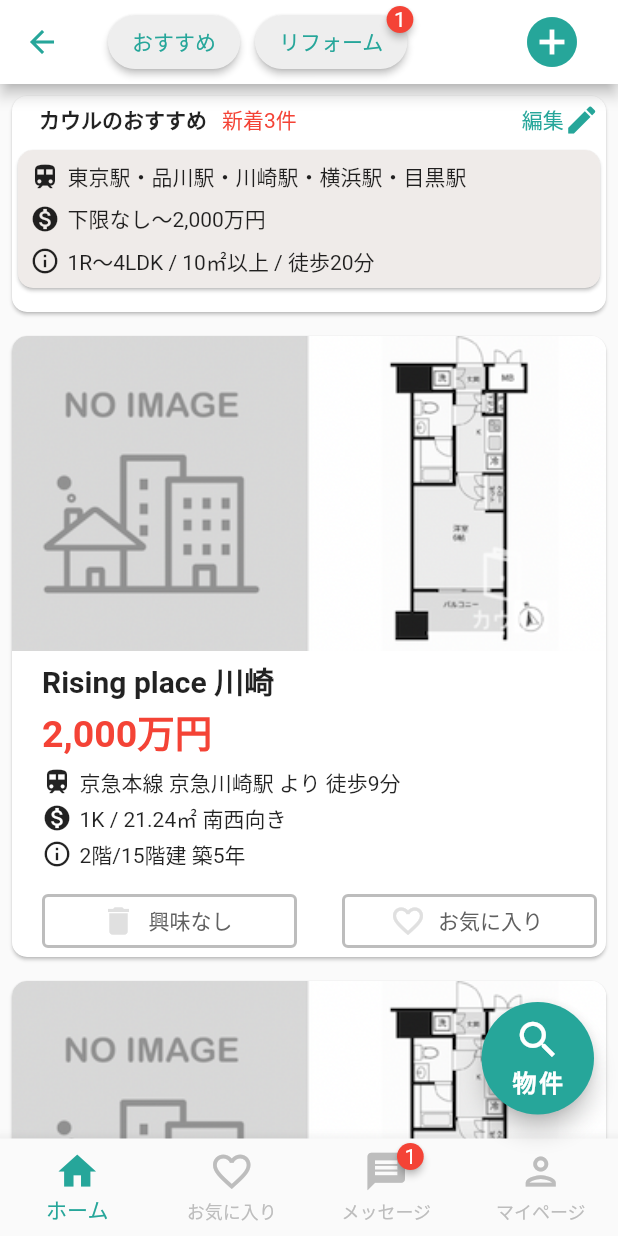
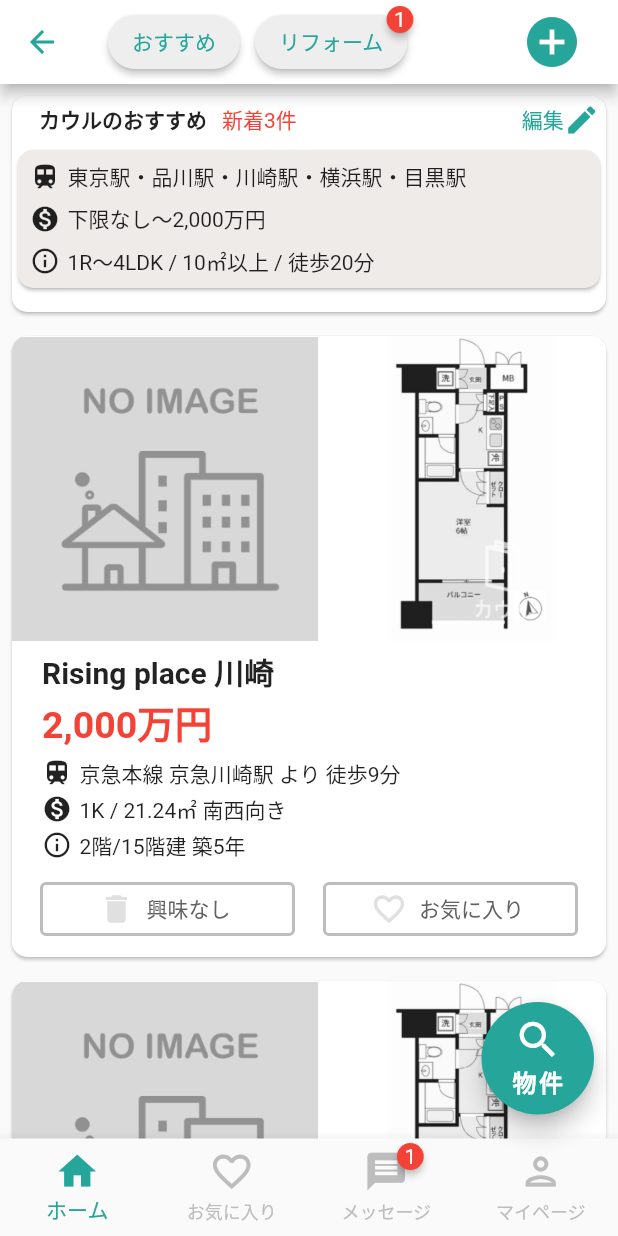
Before and after one commit to Ryota-Nakamura-317/axia_works_youtube, a Flutter app: the screen it shows after launch, after a tap on "estate", on a phone screen of 412 x 824 dp. Run offline on Flutter 3.47's test engine with Material 2 defaults, Android fonts, the phone set to English and light mode, and no system bars; drawn by our look-alikes of badges.

Commit message:
[fix] レビュー後修正

```diff
--- a/lib/practice2/estate_screen.dart
+++ b/lib/practice2/estate_screen.dart
@@ -4,9 +4,12 @@ import 'package:flutter/material.dart';
 class EstateScreen extends StatelessWidget {
   @override
   Widget build(BuildContext context) {
+    final Size size = MediaQuery.of(context).size;
+    const int _infoCard = 1;
+    const int _detailCard = 2;
     return Scaffold(
       appBar: _createAppBar(),
-      body: _createBody(),
+      body: _createBody(_infoCard, _detailCard),
       bottomNavigationBar: _createBottomNavigationBar(),
       floatingActionButton: _createFloatingActionButton(),
     );
@@ -61,10 +64,8 @@ Widget _createAppBar() {
   );
 }
 
-Widget _createBody() {
+Widget _createBody(infoCard, detailCard) {
   final _estateList = estateInfo();
-  final int infoCard = 1;
-  final int detailCard = 2;
   return ListView.builder(
     itemCount: _estateList.length,
     itemBuilder: (context, index) {
@@ -234,10 +235,17 @@ Widget _createEstateInfo(BuildContext context, EstateData data) {
                 topLeft: Radius.circular(10),
                 topRight: Radius.circular(10),
               ),
-              child: Image.asset(
-                data.image,
-                width: 500,
-                fit: BoxFit.cover,
+              child: Row(
+                children: [
+                  AspectRatio(
+                    aspectRatio: 1 / 1,
+                    child: Image.asset(data.image),
+                  ),
+                  AspectRatio(
+                    aspectRatio: 1 / 1,
+                    child: Image.asset(data.image2),
+                  ),
+                ],
               ),
             ),
           ),
@@ -282,9 +290,12 @@ Widget _createEstateInfo(BuildContext context, EstateData data) {
                     Text(data.spec),
                   ],
                 ),
-                SizedBox(height: 10),
+                SizedBox(height: 8),
+              ],
+            ),
+          ),
           Row(
-                  mainAxisAlignment: MainAxisAlignment.start,
+            mainAxisAlignment: MainAxisAlignment.spaceEvenly,
             children: [
               Container(
                 width: 170,
@@ -300,13 +311,11 @@ Widget _createEstateInfo(BuildContext context, EstateData data) {
                   ),
                 ),
               ),
-                    SizedBox(width: 30),
               Container(
                 width: 170,
                 child: ElevatedButton.icon(
                   onPressed: () {},
-                        icon: Icon(Icons.favorite_border,
-                            color: Colors.grey[300]),
+                  icon: Icon(Icons.favorite_border, color: Colors.grey[300]),
                   label: Text('お気に入り'),
                   style: ElevatedButton.styleFrom(
                     primary: Colors.white,
@@ -318,9 +327,7 @@ Widget _createEstateInfo(BuildContext context, EstateData data) {
               ),
             ],
           ),
-              ],
-            ),
-          ),
+          SizedBox(height: 8),
         ],
       ),
     ),
@@ -342,7 +349,8 @@ List<ToggleShowData> estateInfo() {
     ToggleShowData(
       2,
       estateData: EstateData(
-        'images/スクリーンショット 2021-04-05 午後13.55.32 午後.png',
+        'images/no_image.png',
+        'images/madori.png',
         'Rising place 川崎',
         '2,000万円',
         '京急本線 京急川崎駅 より 徒歩9分',
@@ -353,7 +361,8 @@ List<ToggleShowData> estateInfo() {
     ToggleShowData(
       2,
       estateData: EstateData(
-        'images/スクリーンショット 2021-04-05 午後13.55.32 午後.png',
+        'images/no_image.png',
+        'images/madori.png',
         'Rising place 川崎',
         '2,000万円',
         '京急本線 京急川崎駅 より 徒歩9分',
@@ -364,7 +373,8 @@ List<ToggleShowData> estateInfo() {
     ToggleShowData(
       2,
       estateData: EstateData(
-        'images/スクリーンショット 2021-04-05 午後13.55.32 午後.png',
+        'images/no_image.png',
+        'images/madori.png',
         'Rising place 川崎',
         '2,000万円',
         '京急本線 京急川崎駅 より 徒歩9分',
@@ -395,12 +405,13 @@ class SearchData {
 
 class EstateData {
   final image;
+  final image2;
   final name;
   final price;
   final distance;
   final large;
   final spec;
 
-  EstateData(
-      this.image, this.name, this.price, this.distance, this.large, this.spec);
+  EstateData(this.image, this.image2, this.name, this.price, this.distance,
+      this.large, this.spec);
 }
```
Also changed, not shown: images/madori.png (added), images/no_image.png (added). Lines whose indentation alone changed are shown as unchanged.
